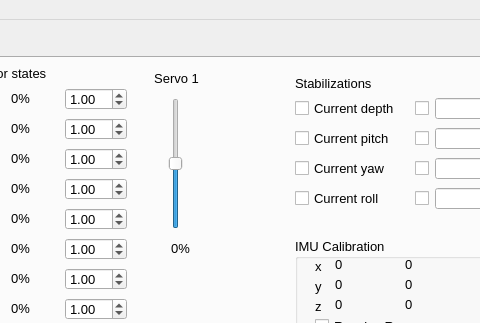
This is mainwindow.ui in robocenter-rov/remote-control as Qt 5 draws it before an edit; both pictures show x 428 to 908 and y 0 to 323 of the 1248 by 778 pixel window. The edited form follows.
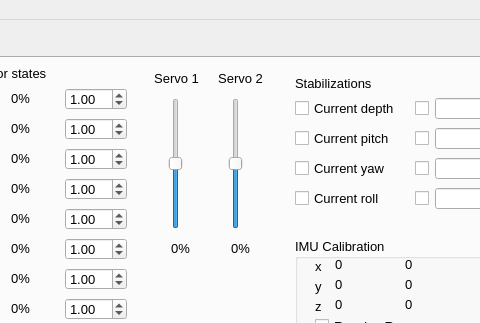
This is the edited form. The open tabs and pages were chosen to show the change. Custom widgets are drawn as their Qt base class.

Commit message: Add slider for servo2 to debug mode

What changed in the file:
```diff
--- a/mainwindow.ui
+++ b/mainwindow.ui
@@ -3311,6 +3311,57 @@
          </widget>
         </widget>
        </widget>
+       <widget class="QLabel" name="servo2Label">
+        <property name="geometry">
+         <rect>
+          <x>630</x>
+          <y>10</y>
+          <width>51</width>
+          <height>21</height>
+         </rect>
+        </property>
+        <property name="text">
+         <string>Servo 2</string>
+        </property>
+        <property name="alignment">
+         <set>Qt::AlignCenter</set>
+        </property>
+       </widget>
+       <widget class="QSlider" name="servo2Slider">
+        <property name="geometry">
+         <rect>
+          <x>640</x>
+          <y>40</y>
+          <width>21</width>
+          <height>131</height>
+         </rect>
+        </property>
+        <property name="minimum">
+         <number>-90</number>
+        </property>
+        <property name="maximum">
+         <number>90</number>
+        </property>
+        <property name="orientation">
+         <enum>Qt::Vertical</enum>
+        </property>
+       </widget>
+       <widget class="QLabel" name="servo2ValueLabel">
+        <property name="geometry">
+         <rect>
+          <x>630</x>
+          <y>180</y>
+          <width>51</width>
+          <height>21</height>
+         </rect>
+        </property>
+        <property name="text">
+         <string>0%</string>
+        </property>
+        <property name="alignment">
+         <set>Qt::AlignCenter</set>
+        </property>
+       </widget>
       </widget>
       <widget class="QWidget" name="pidTab">
        <attribute name="title">
```
The commit also changes 2 other files.
